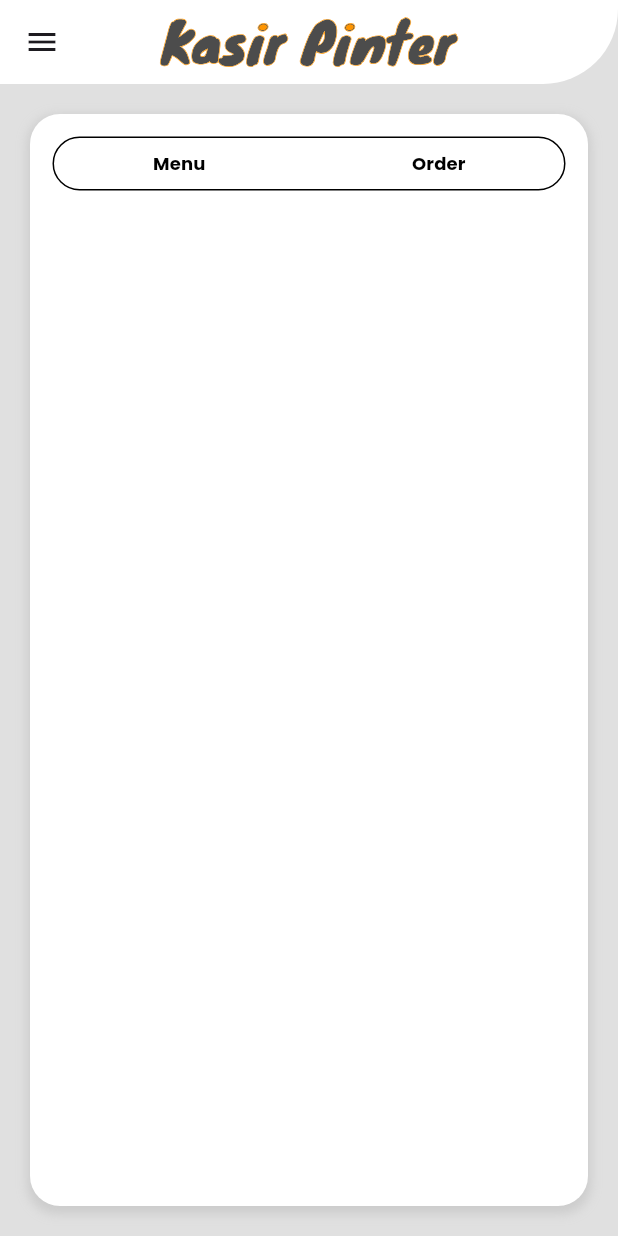
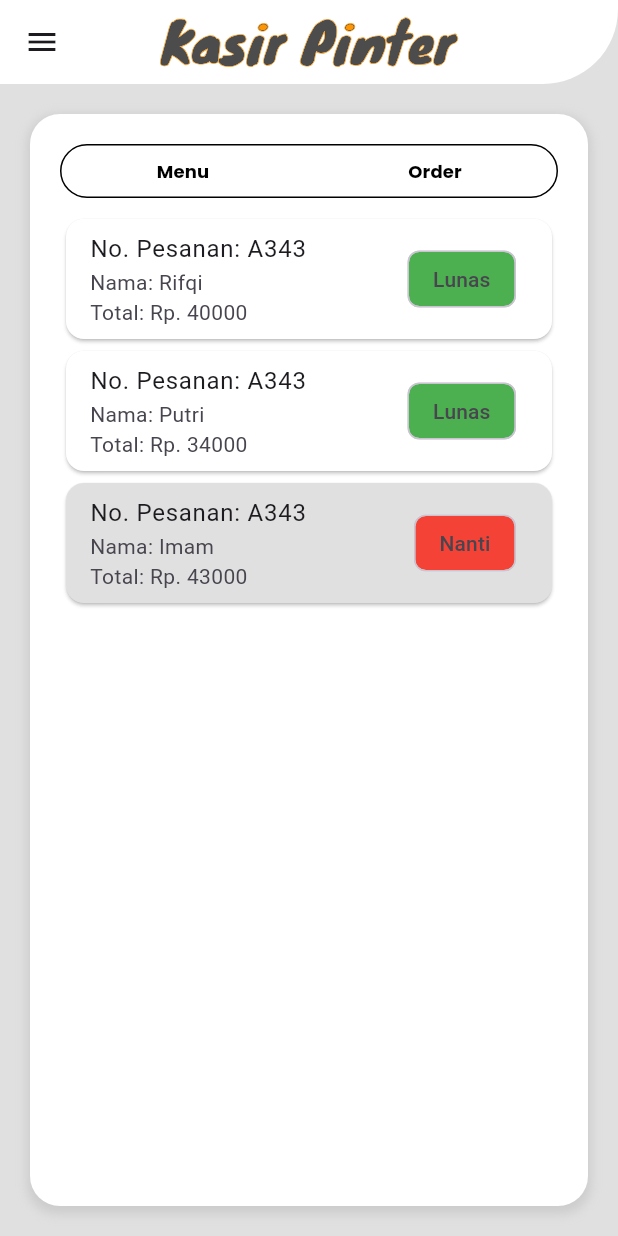
Before and after one commit to benaleo/kasirpinter_fe, a Flutter app: the PosOrderTab screen opened directly, on a phone screen of 412 x 824 dp. Run offline on Flutter 3.47's test engine with Material 3 defaults, Android fonts, the phone set to English and light mode, and no system bars; our stand-ins replace flutter_dash, flutter_keyboard_visibility, flutter_svg, google_fonts, url_strategy.

Commit message:
update : layout flex pos order

```diff
--- a/lib/tab/pos_order_tab.dart
+++ b/lib/tab/pos_order_tab.dart
@@ -1,21 +1,56 @@
+// order.dart
 import 'package:flutter/material.dart';
-import 'package:flutter_svg/flutter_svg.dart';
-import 'package:kasirpinter_fe/components/pos_components.dart';
+import 'package:flutter_svg/svg.dart';
 
 import '../components/components.dart';
+import '../components/pos_components.dart';
 
 class PosOrderTab extends StatefulWidget {
-  const PosOrderTab({super.key});
   @override
-  State<PosOrderTab> createState() => _PosOrderTabState();
+  _PosOrderTabState createState() => _PosOrderTabState();
 }
 
 class _PosOrderTabState extends State<PosOrderTab> {
+  List<Map<String, dynamic>> orders = [
+    {
+      'order_no': 'A343',
+      'customer': 'Rifqi',
+      'items': 2,
+      'total_price': 40000,
+      'payment_status': 'Lunas',
+      'payment_method': 'Cash',
+      'details': [
+        {'name': 'Caffe Latte', 'price': 20000, 'quantity': 2}
+      ]
+    },
+    {
+      'order_no': 'A343',
+      'customer': 'Putri',
+      'items': 2,
+      'total_price': 34000,
+      'payment_status': 'Lunas',
+      'payment_method': 'QRIS',
+      'details': [
+        {'name': 'Espresso', 'price': 17000, 'quantity': 2}
+      ]
+    },
+    {
+      'order_no': 'A343',
+      'customer': 'Imam',
+      'items': 2,
+      'total_price': 43000,
+      'payment_status': 'Nanti',
+      'payment_method': 'Cash',
+      'details': [
+        {'name': 'Mocha', 'price': 21500, 'quantity': 2}
+      ]
+    },
+  ];
+
+  Map<String, dynamic>? selectedOrder;
 
   @override
   Widget build(BuildContext context) {
-    print("Current Route: ${ModalRoute.of(context)?.settings.name}");
-
     return SafeArea(
       child: Scaffold(
         appBar: AppBar(
@@ -38,7 +73,9 @@ class _PosOrderTabState extends State<PosOrderTab> {
           child: Row(
             children: [
               Expanded(
+                flex: selectedOrder == null ? 1 : 2,
                 child: Container(
+                  padding: EdgeInsets.symmetric(horizontal: 20.0, vertical: 20.0),
                   decoration: BoxDecoration(
                     color: Colors.white,
                     borderRadius: BorderRadius.circular(20.0),
@@ -51,14 +88,77 @@ class _PosOrderTabState extends State<PosOrderTab> {
                       ),
                     ],
                   ),
-                  padding: EdgeInsets.all(15.0),
                   child: Column(
                     children: [
                       PosMenuOrderTabs(),
                       SizedBox(height: 10.0),
+                      SizedBox(height: 500.0,
+                        child: ListView(
+                          children: orders.map((order) {
+                            return GestureDetector(
+                              onTap: () {
+                                setState(() {
+                                  selectedOrder = order;
+                                });
+                              },
+                              child: Card(
+                                color: order['payment_status'] == 'Lunas' ? Colors.white : Colors.grey[300],
+                                child: ListTile(
+                                  title: Text('No. Pesanan: ${order['order_no']}'),
+                                  subtitle: Text('Nama: ${order['customer']}\nTotal: Rp. ${order['total_price']}'),
+                                  trailing: Chip(
+                                    label: Text(order['payment_status']),
+                                    backgroundColor: order['payment_status'] == 'Lunas' ? Colors.green : Colors.red,
+                                  ),
+                                ),
+                              ),
+                            );
+                          }).toList(),
+                        ),
+                      ),
                     ],
                   ),
                 ),
+              ),
+              if (selectedOrder != null)
+              Expanded(
+                child: selectedOrder != null && selectedOrder!['payment_status'] == 'Lunas'
+                    ? Card(
+                  margin: EdgeInsets.only(top: 0.0, left: 10.0),
+                  child: Padding(
+                    padding: const EdgeInsets.symmetric(horizontal: 20.0, vertical: 20.0),
+                    child: Column(
+                      crossAxisAlignment: CrossAxisAlignment.start,
+                      children: [
+                        Text('Detail Pesanan', style: TextStyle(fontSize: 20, fontWeight: FontWeight.bold)),
+                        SizedBox(height: 10),
+                        Text('No. Pesanan: ${selectedOrder!['order_no']}',
+                            style: TextStyle(fontWeight: FontWeight.bold)),
+                        Text('Nama: ${selectedOrder!['customer']}'),
+                        Divider(),
+                        ...selectedOrder!['details'].map<Widget>((item) {
+                          return ListTile(
+                            title: Text(item['name']),
+                            subtitle: Text('${item['quantity']} item'),
+                            trailing: Text('Rp. ${item['price'] * item['quantity']}'),
+                          );
+                        }).toList(),
+                        Divider(),
+                        Text('Total: Rp. ${selectedOrder!['total_price']}',
+                            style: TextStyle(fontSize: 18, fontWeight: FontWeight.bold)),
+                        Text('Metode Pembayaran: ${selectedOrder!['payment_method']}'),
+                        SizedBox(height: 20),
+                        ElevatedButton(
+                          onPressed: () {
+                            // Fungsi print nota bisa diimplementasikan di sini
+                          },
+                          child: Text('Print Nota'),
+                        ),
+                      ],
+                    ),
+                  ),
+                )
+                    : Center(child: Text('Pilih pesanan untuk melihat detail.')),
               ),
             ],
           ),
```
